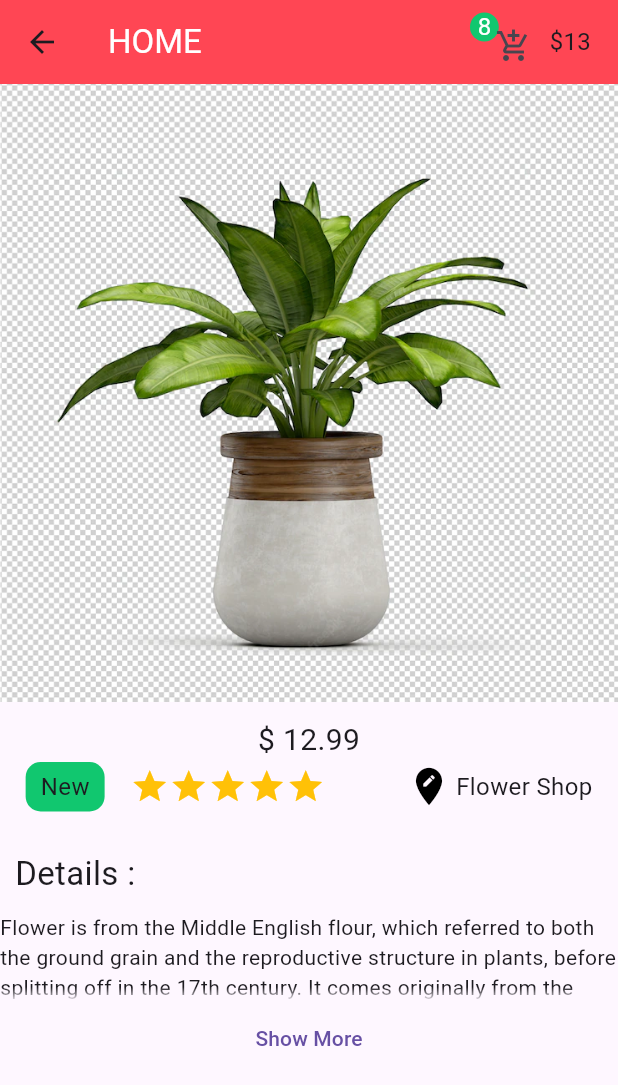
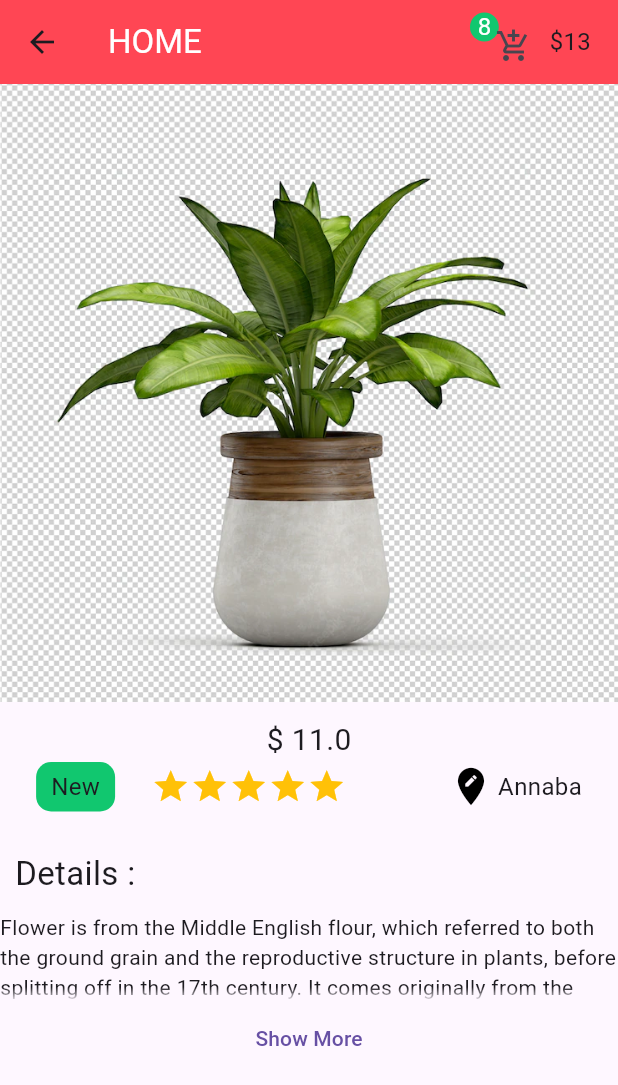
Before and after one commit to Diaf-Abderrahmane/flower_app, a Flutter app: the screen it shows after launch, after a tap on an icon or button, on a phone screen of 412 x 824 dp. Shown: the top 1085 px of the screen. Run offline on Flutter 3.47's test engine with Material 3 defaults, Android fonts, the phone set to English and light mode, and no system bars.

Commit message:
pass data to detail screen 1.2

```diff
--- a/lib/model/item.dart
+++ b/lib/model/item.dart
@@ -3,14 +3,15 @@
 class Item {
   String imgUrl;
   double price;
+  String location;
 
-  Item({required this.imgUrl, required this.price});
+  Item({required this.imgUrl, required this.price, this.location = "hh"});
 }
 
 List items = [
-  Item(imgUrl: "1.webp", price: 12.99),
-  Item(imgUrl: "2.webp", price: 11.00),
-  Item(imgUrl: "3.webp", price: 9.01),
+  Item(imgUrl: "1.webp", price: 12.99, location: "Cité el Qods"),
+  Item(imgUrl: "2.webp", price: 11.00, location: "Annaba"),
+  Item(imgUrl: "3.webp", price: 9.01, location: "El bouni"),
   Item(imgUrl: "4.webp", price: 5.99),
   Item(imgUrl: "5.webp", price: 4.99),
   Item(imgUrl: "6.webp", price: 4.99),
--- a/lib/pages/details_screen.dart
+++ b/lib/pages/details_screen.dart
@@ -26,7 +26,7 @@ class _DetailsState extends State<Details> {
               height: 11,
             ),
             Text(
-              "\$ 12.99",
+              "\$ ${widget.item.price}",
               style: TextStyle(fontSize: 20),
             ),
             Row(
@@ -82,7 +82,7 @@ class _DetailsState extends State<Details> {
                       width: 3,
                     ),
                     Text(
-                      "Flower Shop",
+                      widget.item.location,
                       style: TextStyle(fontSize: 16),
                     )
                   ],
```
